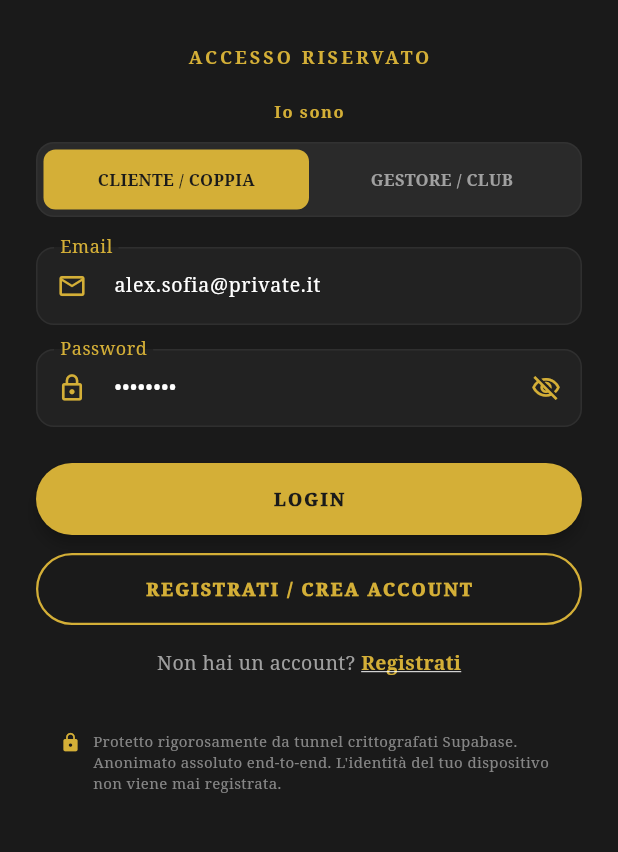
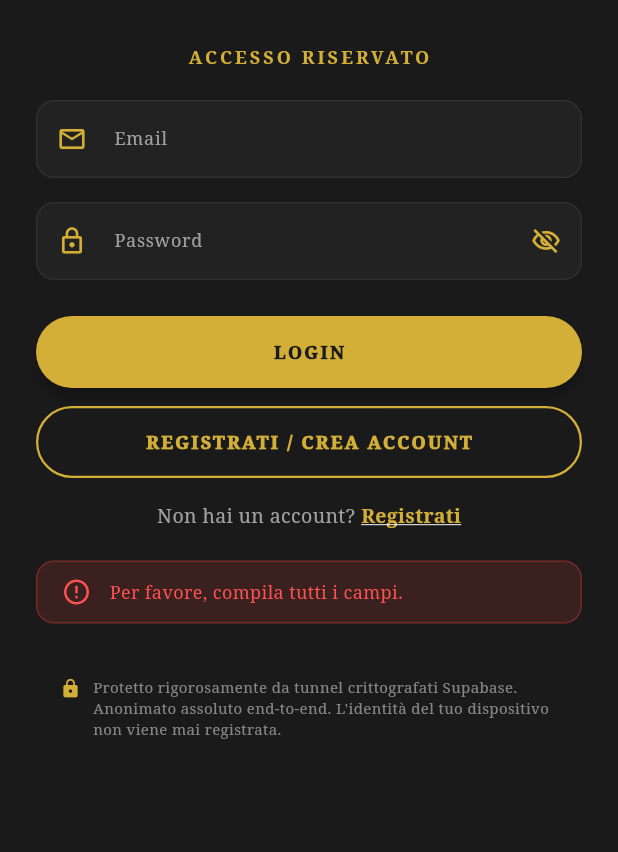
Before and after one commit to Fuchs665/Ecora-2.0, a Flutter app: the AuthScreen screen opened directly, after a tap on "LOGIN", on a phone screen of 412 x 824 dp, the part 272-1124 px from its top. Run offline on Flutter 3.47's test engine with Material 3 defaults, Android fonts, the phone set to English and light mode, and no system bars; our stand-ins replace local_auth, supabase_flutter; accounts and stored records are empty; network calls fail.

Commit message:
feat(auth): real Supabase auth only — remove backdoor and mock fallbacks
- delete test-backdoor login (fixed emails / '••••••••' password) and
  the mock login()/offline fallbacks: the only way in is real auth
- SupabaseProfile.fromRow centralizes profiles-row mapping
- session persistence: restoreSession() at startup (5s timeout) skips
  the login screen when a valid session exists
- logout(): UI unlocks first, then real signOut (local scope)
- registration: email-confirmation case shows a gold info panel and
  switches to login; profile row created at first login if missing
  (upsert heal path, cannot brick on duplicates)
- login role selector removed: role comes from the DB profile
- migration 0002: profiles INSERT policy (auth.uid() = id) — without
  it RLS silently rejected every registration's profile row
- 3 fromRow tests added (suite 11/11 green)

Reviewed by diff-reviewer agent; findings 1-4 fixed, nits applied.

Co-Authored-By: Claude Fable 5 <noreply@anthropic.com>

```diff
--- a/lib/main.dart
+++ b/lib/main.dart
@@ -58,6 +58,32 @@ class SupabaseProfile {
       participationsCount: participationsCount ?? this.participationsCount,
       profileType: profileType ?? this.profileType,
       privacyLevel: privacyLevel ?? this.privacyLevel,
+    );
+  }
+
+  /// Maps a row from the real `profiles` table.
+  /// age/gender are not stored in the DB yet: gender is derived from
+  /// profile_type, age uses a neutral placeholder.
+  factory SupabaseProfile.fromRow(Map<String, dynamic> row) {
+    final String? profileType = row['profile_type']?.toString();
+    final String gender;
+    if (profileType == null) {
+      gender = 'Coppia';
+    } else if (profileType.contains('Coppia')) {
+      gender = 'Coppia';
+    } else if (profileType.contains('Donna')) {
+      gender = 'Donna';
+    } else {
+      gender = 'Uomo';
+    }
+    return SupabaseProfile(
+      id: row['id']?.toString() ?? '',
+      fullName: row['nickname']?.toString() ?? 'Utente Anonimo',
+      role: row['role']?.toString() ?? 'cliente',
+      age: 30,
+      gender: gender,
+      profileType: profileType,
+      privacyLevel: row['privacy_level']?.toString(),
     );
   }
 }
@@ -342,33 +368,6 @@ class SupabaseClient {
     notificationBadgeNotifier.value = _notificationBadgeCount;
   }
 
-  void login(String email, String selectedRole) {
-    SupabaseProfile? p;
-    for (var profile in _profiles) {
-      if (profile.role == selectedRole) {
-        p = profile;
-        break;
-      }
-    }
-
-    p ??= SupabaseProfile(
-      id: "user-random-${DateTime.now().millisecondsSinceEpoch}",
-      fullName:
-          selectedRole == "cliente" ? "Claudio & Maya" : "Noble Club Firenze",
-      role: selectedRole,
-      age: 35,
-      gender: selectedRole == "cliente" ? "Coppia" : "Donna",
-      noShows: 0,
-      participationsCount: selectedRole == "cliente" ? 2 : 12,
-    );
-
-    if (!_profiles.any((profile) => profile.id == p!.id)) {
-      _profiles.add(p);
-      profilesNotifier.value = List.from(_profiles);
-    }
-    currentProfileNotifier.value = p;
-  }
-
   void addProfile(SupabaseProfile p) {
     if (!_profiles.any((profile) => profile.id == p.id)) {
       _profiles.add(p);
@@ -396,8 +395,40 @@ class SupabaseClient {
     }
   }
 
-  void logout() {
+  Future<void> logout() async {
+    // Prima si sblocca la UI, poi si revoca la sessione in rete:
+    // la chiamata HTTP non deve mai tenere l'utente bloccato sulla schermata.
     currentProfileNotifier.value = null;
+    try {
+      await Supabase.instance.client.auth
+          .signOut(scope: SignOutScope.local);
+    } catch (e) {
+      debugPrint("Errore durante il logout da Supabase: $e");
+    }
+  }
+
+  /// Ripristina la sessione Supabase persistita (se presente) e carica
+  /// il profilo reale, così l'utente non deve rifare il login a ogni avvio.
+  Future<void> restoreSession() async {
+    try {
+      final session = Supabase.instance.client.auth.currentSession;
+      if (session == null) return;
+
+      final row = await Supabase.instance.client
+          .from('profiles')
+          .select()
+          .eq('id', session.user.id)
+          .maybeSingle()
+          .timeout(const Duration(seconds: 5));
+
+      if (row != null) {
+        final prof = SupabaseProfile.fromRow(Map<String, dynamic>.from(row));
+        addProfile(prof);
+        currentProfileNotifier.value = prof;
+      }
+    } catch (e) {
+      debugPrint("Errore ripristino sessione: $e");
+    }
   }
 
   List<SupabaseEvent> getEventsWithinRadius(
@@ -541,6 +572,7 @@ void main() async {
       url: 'https://fswzykzclfrpzlufjhfg.supabase.co',
       anonKey: 'sb_publishable_qv2R89l53F8gK_cJ6rS66Q_7TLWe_-B',
     );
+    await SupabaseClient.instance.restoreSession();
   } catch (e) {
     debugPrint(
         "Supabase initialization caught exception (e.g. offline/mock environment): $e");
@@ -787,14 +819,12 @@ class _AuthScreenState extends State<AuthScreen> {
   bool _isLogin = true;
   bool _isLoading = false;
   String? _errorMessage;
+  String? _infoMessage;
 
   // Login Controllers
-  final TextEditingController _emailController =
-      TextEditingController(text: "alex.sofia@private.it");
-  final TextEditingController _passwordController =
-      TextEditingController(text: "••••••••");
+  final TextEditingController _emailController = TextEditingController();
+  final TextEditingController _passwordController = TextEditingController();
   bool _passwordVisible = false;
-  String _selectedRole = "cliente"; // "cliente" or "gestore"
 
   // Registration Controllers
   final TextEditingController _regNicknameController = TextEditingController();
@@ -818,45 +848,14 @@ class _AuthScreenState extends State<AuthScreen> {
   };
   String? _selectedPrivacyLevel;
 
-  Widget _buildRoleButton(String roleLabel, String roleValue) {
-    final isSelected = _selectedRole == roleValue;
-    return Expanded(
-      child: GestureDetector(
-        onTap: () {
-          setState(() {
-            _selectedRole = roleValue;
-            if (_selectedRole == "cliente") {
-              _emailController.text = "alex.sofia@private.it";
-              _passwordController.text = "••••••••";
-            } else {
-              _emailController.text = "villa.secret@club.it";
-              _passwordController.text = "••••••••";
-            }
-          });
-        },
-        child: Container(
-          padding: const EdgeInsets.symmetric(vertical: 12),
-          decoration: BoxDecoration(
-            color: isSelected ? premiumGold : Colors.transparent,
-            borderRadius: BorderRadius.circular(8),
-          ),
-          alignment: Alignment.center,
-          child: Text(
-            roleLabel,
-            style: TextStyle(
-              fontWeight: FontWeight.bold,
-              fontSize: 11,
-              color: isSelected ? matteDark : textSecondary,
-            ),
-          ),
-        ),
-      ),
-    );
-  }
-
   String _parseSupabaseError(dynamic error) {
     final errStr = error.toString().toLowerCase();
-    if (errStr.contains('already registered') ||
+    if (errStr.contains('invalid login credentials') ||
+        errStr.contains('invalid_credentials')) {
+      return "Credenziali non valide.";
+    } else if (errStr.contains('email not confirmed')) {
+      return "Email non ancora confermata. Controlla la tua casella di posta.";
+    } else if (errStr.contains('already registered') ||
         errStr.contains('already in use') ||
         errStr.contains('user_already_exists')) {
       return "Email già in uso. Prova a fare il login.";
@@ -886,88 +885,65 @@ class _AuthScreenState extends State<AuthScreen> {
     setState(() {
       _isLoading = true;
       _errorMessage = null;
+      _infoMessage = null;
     });
 
     try {
-      // Se è uno dei profili di test rapido, usiamo la simulazione istantanea
-      if (email == "alex.sofia@private.it" ||
-          email == "villa.secret@club.it" ||
-          password == "••••••••") {
-        SupabaseClient.instance.login(email, _selectedRole);
+      final response = await Supabase.instance.client.auth.signInWithPassword(
+        email: email,
+        password: password,
+      );
+
+      final user = response.user;
+      if (user == null) {
+        if (!mounted) return;
+        setState(() {
+          _errorMessage = "Credenziali non valide.";
+        });
         return;
       }
 
-      // Tentativo reale con Supabase Auth
-      try {
-        final response = await Supabase.instance.client.auth.signInWithPassword(
-          email: email,
-          password: password,
+      Map<String, dynamic>? profileData = await Supabase.instance.client
+          .from('profiles')
+          .select()
+          .eq('id', user.id)
+          .maybeSingle();
+
+      // Ripara gli account creati prima della policy di INSERT sui profili:
+      // se manca la riga profilo, la creiamo ora con valori minimi.
+      // Upsert con ignoreDuplicates evita il conflitto se la riga esiste
+      // ma non era leggibile per un problema transitorio.
+      if (profileData == null) {
+        final fallbackNickname = email.split('@').first;
+        await Supabase.instance.client.from('profiles').upsert(
+          {
+            'id': user.id,
+            'nickname': fallbackNickname,
+            'role': 'cliente',
+          },
+          onConflict: 'id',
+          ignoreDuplicates: true,
         );
-
-        if (response.user != null) {
-          final userId = response.user!.id;
-
-          try {
-            final profileData = await Supabase.instance.client
-                .from('profiles')
-                .select()
-                .eq('id', userId)
-                .maybeSingle();
-
-            if (profileData != null) {
-              final String role = profileData['role'] ?? 'cliente';
-              final String nickname = profileData['nickname'] ?? 'Utente Anonimo';
-
-              final prof = SupabaseProfile(
-                id: userId,
-                fullName: nickname,
-                role: role,
-                age: 30,
-                gender: 'Coppia',
-                noShows: 0,
-                participationsCount: 1,
-                profileType: profileData['profile_type'],
-                privacyLevel: profileData['privacy_level'],
-              );
-
-              SupabaseClient.instance.addProfile(prof);
-              SupabaseClient.instance.currentProfileNotifier.value = prof;
-              return;
-            }
-          } catch (dbErr) {
-            debugPrint("Errore recupero riga profilo reale: $dbErr");
-          }
-
-          final prof = SupabaseProfile(
-            id: userId,
-            fullName: email.split('@').first,
-            role: _selectedRole,
-            age: 30,
-            gender: 'Coppia',
-            noShows: 0,
-            participationsCount: 1,
-          );
-          SupabaseClient.instance.addProfile(prof);
-          SupabaseClient.instance.currentProfileNotifier.value = prof;
-        }
-      } catch (authErr) {
-        debugPrint("Errore Supabase Auth reale: $authErr");
-
-        if (authErr.toString().contains('not initialized') ||
-            authErr.toString().contains('Null check operator') ||
-            authErr.toString().contains('SocketException')) {
-          // Fallback offline su simulazione
-          SupabaseClient.instance.login(email, _selectedRole);
-          return;
-        }
-
-        setState(() {
-          _errorMessage = "Credenziali non valide o errore di rete.";
-        });
+        profileData = await Supabase.instance.client
+            .from('profiles')
+            .select()
+            .eq('id', user.id)
+            .maybeSingle();
+        profileData ??= {
+          'id': user.id,
+          'nickname': fallbackNickname,
+          'role': 'cliente',
+        };
       }
+
+      final prof =
+          SupabaseProfile.fromRow(Map<String, dynamic>.from(profileData));
+      SupabaseClient.instance.addProfile(prof);
+      SupabaseClient.instance.currentProfileNotifier.value = prof;
     } catch (e) {
+      if (!mounted) return;
       setState(() {
-        _errorMessage = "Errore durante l'accesso: ${e.toString()}";
+        _errorMessage = _parseSupabaseError(e);
       });
     } finally {
       if (mounted) {
@@ -1039,6 +1015,7 @@ class _AuthScreenState extends State<AuthScreen> {
     setState(() {
       _isLoading = true;
       _errorMessage = null;
+      _infoMessage = null;
     });
 
     try {
@@ -1051,6 +1028,19 @@ class _AuthScreenState extends State<AuthScreen> {
       final user = response.user;
       if (user == null) {
         throw Exception("Impossibile creare l'utente.");
+      }
+
+      // Con la conferma email attiva non esiste ancora una sessione:
+      // la riga profilo verrà creata al primo login (percorso di riparazione).
+      if (response.session == null) {
+        if (!mounted) return;
+        setState(() {
+          _isLogin = true;
+          _errorMessage = null;
+          _infoMessage =
+              "Registrazione riuscita! Controlla la tua email per confermare l'account, poi accedi.";
+        });
+        return;
       }
 
       final String userId = user.id;
@@ -1088,31 +1078,8 @@ class _AuthScreenState extends State<AuthScreen> {
 
     } catch (e) {
       debugPrint("Errore completo durante la registrazione: $e");
-      String friendlyError = _parseSupabaseError(e);
-
-      if (e.toString().contains('not initialized') ||
-          e.toString().contains('Null check operator') ||
-          e.toString().contains('SocketException')) {
-        // Fallback offline / mock simulator
-        final mockUserId = "user-mock-${DateTime.now().millisecondsSinceEpoch}";
-        final mockProfile = SupabaseProfile(
-          id: mockUserId,
-          fullName: nickname,
-          role: 'cliente',
-          age: 30,
-          gender: profileType.contains('Coppia') ? 'Coppia' : (profileType.contains('Donna') ? 'Donna' : 'Uomo'),
-          noShows: 0,
-          participationsCount: 0,
-          profileType: profileType,
-          privacyLevel: privacyLevel,
-        );
-        SupabaseClient.instance.addProfile(mockProfile);
-        SupabaseClient.instance.currentProfileNotifier.value = mockProfile;
-        return;
-      }
-
       setState(() {
-        _errorMessage = friendlyError;
+        _errorMessage = _parseSupabaseError(e);
       });
     } finally {
       if (mounted) {
@@ -1183,33 +1150,6 @@ class _AuthScreenState extends State<AuthScreen> {
 
               // --- FORM WRAPPER ---
               if (_isLogin) ...[
-                // --- ACCOUNT ROLE GATE SELECTOR ---
-                const Text(
-                  "Io sono",
-                  style: TextStyle(
-                    fontSize: 11,
-                    letterSpacing: 1.0,
-                    color: premiumGold,
-                    fontWeight: FontWeight.bold,
-                  ),
-                ),
-                const SizedBox(height: 12),
-                Container(
-                  padding: const EdgeInsets.all(4),
-                  decoration: BoxDecoration(
-                    color: slateSurface,
-                    borderRadius: BorderRadius.circular(12),
-                    border: Border.all(color: Colors.white.withOpacity(0.04)),
-                  ),
-                  child: Row(
-                    children: [
-                      _buildRoleButton("CLIENTE / COPPIA", "cliente"),
-                      _buildRoleButton("GESTORE / CLUB", "gestore"),
-                    ],
-                  ),
-                ),
-                const SizedBox(height: 20),
-
                 // --- LOGIN EMAIL ---
                 TextField(
                   controller: _emailController,
@@ -1322,6 +1262,7 @@ class _AuthScreenState extends State<AuthScreen> {
                       setState(() {
                         _isLogin = false;
                         _errorMessage = null;
+                        _infoMessage = null;
                       });
                     },
                     child: const Text(
@@ -1596,6 +1537,7 @@ class _AuthScreenState extends State<AuthScreen> {
                       setState(() {
                         _isLogin = true;
                         _errorMessage = null;
+                        _infoMessage = null;
                       });
                     },
                     child: const Text(
@@ -1624,6 +1566,7 @@ class _AuthScreenState extends State<AuthScreen> {
                       setState(() {
                         _isLogin = !_isLogin;
                         _errorMessage = null;
+                        _infoMessage = null;
                       });
                     },
                     child: Text(
@@ -1658,6 +1601,35 @@ class _AuthScreenState extends State<AuthScreen> {
                           _errorMessage!,
                           style: const TextStyle(
                             color: Colors.redAccent,
+                            fontSize: 12,
+                          ),
+                        ),
+                      ),
+                    ],
+                  ),
+                ),
+              ],
+
+              // --- INFO PANEL INDICATOR (esiti positivi, es. email di conferma) ---
+              if (_infoMessage != null) ...[
+                const SizedBox(height: 20),
+                Container(
+                  padding: const EdgeInsets.symmetric(horizontal: 16, vertical: 10),
+                  decoration: BoxDecoration(
+                    color: premiumGold.withOpacity(0.12),
+                    borderRadius: BorderRadius.circular(12),
+                    border: Border.all(color: premiumGold.withOpacity(0.35)),
+                  ),
+                  child: Row(
+                    children: [
+                      const Icon(Icons.check_circle_outline,
+                          color: premiumGold, size: 20),
+                      const SizedBox(width: 12),
+                      Expanded(
+                        child: Text(
+                          _infoMessage!,
+                          style: const TextStyle(
+                            color: premiumGold,
                             fontSize: 12,
                           ),
                         ),
```
Also changed, not shown: 2 other files.
